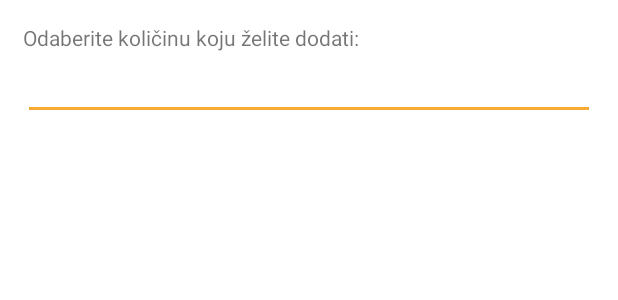
After one commit to foivz/rampu22-ssmrcek20-kvardijan-fsostaric20, an Android app: the layout dodaj_namirnicu_dialog.xml on its own in the app's theme, with its tools: preview values and no code run, on a phone screen of 412 x 824 dp. The commit adds this screen. Shown: the top 300 px of the screen. Run offline under Robolectric (Android 15) with nearby library versions, the phone set to English and light mode, and no system bars.

Commit message:
Dodavanje prikazivanja dijaloga na gumb + Klikom na gumb + se otvara dialog koji ima EditText s trenutnom kolicinom namirnice. #3

```diff
--- a/Software/app/src/main/java/hr/foi/rampu/fridgium/fragments/FridgeFragment.kt
+++ b/Software/app/src/main/java/hr/foi/rampu/fridgium/fragments/FridgeFragment.kt
@@ -39,9 +39,10 @@ class FridgeFragment : Fragment() {
         hladnjakLoading = view.findViewById(R.id.hladnjak_loading)
 
         recyclerView = view.findViewById(R.id.rv_namirnice_hladnjaka)
-        //recyclerView.adapter = NamirnicaAdapter(MockDataLoader.DajProbnePodatke())
+        recyclerView.adapter = NamirnicaAdapter(MockDataLoader.DajProbnePodatke())
+        promjeniZaslon(false)
         recyclerView.layoutManager = LinearLayoutManager(view.context)
-        ucitajSadrzajHladnjaka()
+        //ucitajSadrzajHladnjaka()
     }
 
     private fun ucitajSadrzajHladnjaka(){
--- /dev/null
+++ b/Software/app/src/main/res/layout/dodaj_namirnicu_dialog.xml
@@ -0,0 +1,20 @@
+<?xml version="1.0" encoding="utf-8"?>
+<LinearLayout xmlns:android="http://schemas.android.com/apk/res/android"
+    android:orientation="vertical"
+    android:layout_width="match_parent"
+    android:layout_height="wrap_content"
+    android:padding="15dp">
+
+    <TextView
+        android:layout_width="match_parent"
+        android:layout_height="wrap_content"
+        android:labelFor="@id/et_dodaj_kolicinu_namirnice"
+        android:text="Odaberite količinu koju želite dodati:"/>
+
+    <EditText
+        android:id="@+id/et_dodaj_kolicinu_namirnice"
+        android:layout_width="match_parent"
+        android:layout_height="wrap_content"
+        android:importantForAutofill="no"/>
+
+</LinearLayout>
--- a/Software/app/src/main/res/values/strings.xml
+++ b/Software/app/src/main/res/values/strings.xml
@@ -9,4 +9,5 @@
     <string name="shopping_cart">shopping cart</string>
     <string name="add_items">Dodaj namirnice u listu za kupovinu!</string>
     <string name="tekst_toast_recept_err">Servis nije dostupan.</string>
+    <string name="dodaj_kolicinu_namirnice">Dodaj kolicinu namirnice</string>
 </resources>
```
Also changed, not shown: Software/app/src/main/java/hr/foi/rampu/fridgium/adapters/NamirnicaAdapter.kt (+26 -0 lines), Software/app/src/main/java/hr/foi/rampu/fridgium/helpers/DodavanjeKolicineNamirnicaDialogHelper.kt (added, +14 -0 lines).
